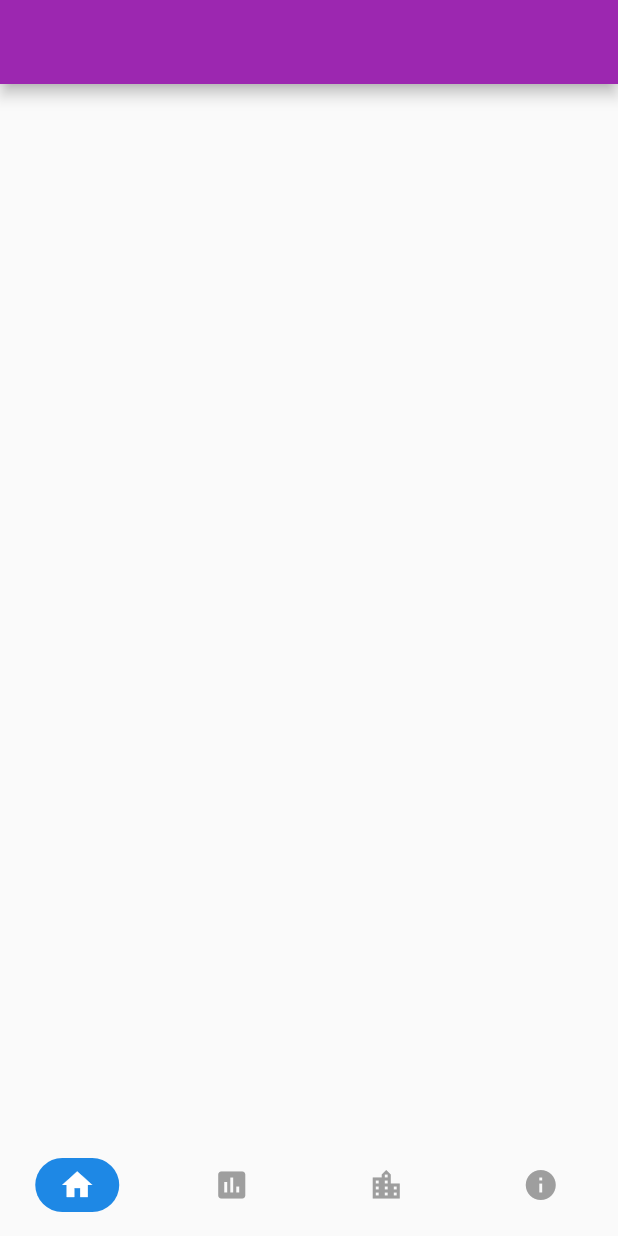
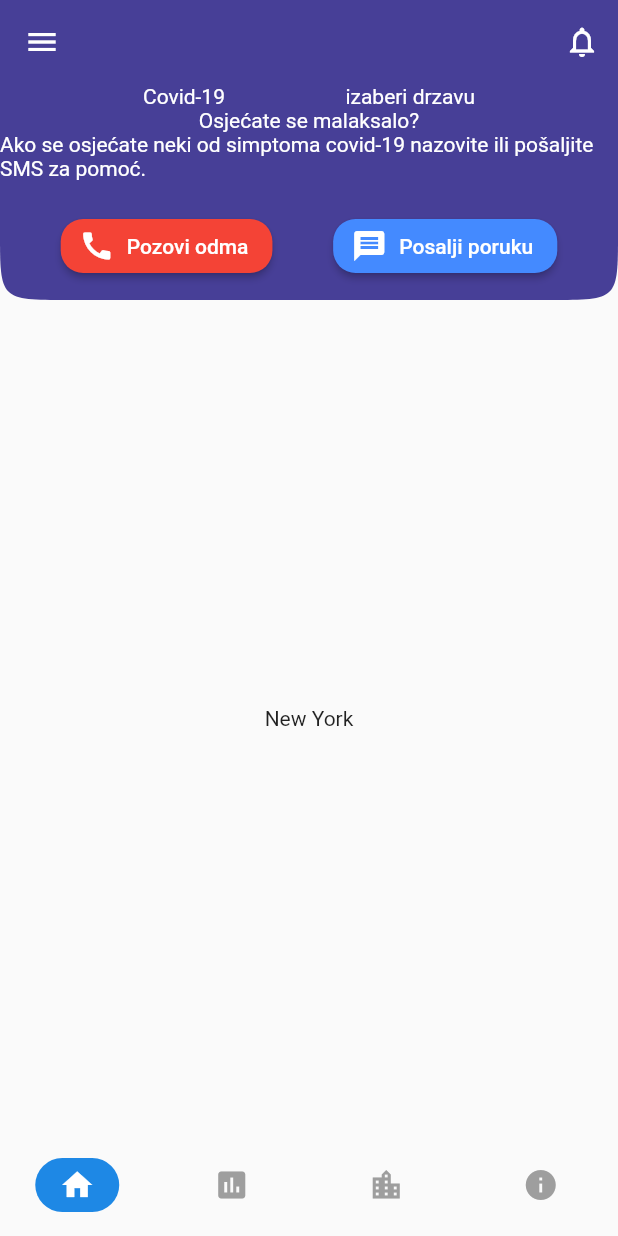
Before and after one commit to suljevicsemir/covid_19_tracker, a Flutter app: the screen it shows after launch, on a phone screen of 412 x 824 dp. Run offline on Flutter 3.47's test engine with Material 2 defaults, Android fonts, the phone set to English and light mode, and no system bars.

Commit message:
3. Komit: Sređena funkcionalnost AppBar - a. Ostaje još srediti izgled.

```diff
--- a/lib/custom_app_bar.dart
+++ b/lib/custom_app_bar.dart
@@ -1,17 +1,34 @@
+import 'package:covid_19_tracker/palette.dart';
 import 'package:flutter/cupertino.dart';
 import 'package:flutter/material.dart';
 class CustomAppBar extends StatelessWidget implements PreferredSizeWidget {
   final double _prefferedHeight = 100;
   @override
   Widget build(BuildContext context) {
-    // TODO: implement build
-    return AppBar(
-      backgroundColor: ,
+    return Container(
+      color: Palette.primaryColor,
+      height: _prefferedHeight,
+      child: Row(
+        children: <Widget>[
+            Material(
+              color: Palette.primaryColor,
+              child: IconButton(
+                icon: Icon(Icons.menu), onPressed: () {  },
+
+              ),
+            ),
+
+
+          IconButton(
+            icon: Icon(Icons.notifications_none), onPressed: () {  },
+          )
+        ],
+      ),
     );
   }
 
   @override
   // TODO: implement preferredSize
-  Size get preferredSize => Size.fromHeight(height);
+  Size get preferredSize => Size.fromHeight(_prefferedHeight);
 
 }
--- a/lib/home.dart
+++ b/lib/home.dart
@@ -1,3 +1,4 @@
+import 'package:covid_19_tracker/palette.dart';
 import 'package:flutter/cupertino.dart';
 import 'package:flutter/material.dart';
 class Home extends StatefulWidget {
@@ -8,14 +9,126 @@ class Home extends StatefulWidget {
 class _HomeState extends State<Home> {
 
   int _selectedPosition = 0;
+    var top = 0.0;
+
+    _funkcija() {
+      if( top == MediaQuery.of(context).padding.top + kToolbarHeight) {
+        return Text('Covid19');
+
+      }
+
+      return Text('');
+    }
+
+  _nested() {
+    return NestedScrollView(
+      headerSliverBuilder: (context, isScrolled) {
+        return <Widget>[
+            SliverAppBar(
+              backgroundColor: Palette.primaryColor,
+              expandedHeight: 200.0,
+              floating: false,
+              pinned: true,
+              shape: ContinuousRectangleBorder(
+                  borderRadius: BorderRadius.only(
+                    bottomLeft: Radius.circular(45.0),
+                    bottomRight: Radius.circular(45.0)
+                  )
+              ),
+              flexibleSpace: LayoutBuilder(
+                builder: (BuildContext context, BoxConstraints constraints) {
+                  top = constraints.biggest.height;
+                  print(top.toString());
+                 return  FlexibleSpaceBar(
+                   centerTitle: true,
+                    title: _funkcija(),
+                    background: Container(
+                      decoration: BoxDecoration(color: Palette.primaryColor,
+                          borderRadius: BorderRadius.only(
+                              bottomRight: Radius.circular(60.0),
+                              bottomLeft: Radius.circular(80.0)
+                          )
+                      ),
+                      child: Column(
+                        children: <Widget>[
+                          AppBar(
+                            leading: IconButton(icon: Icon(Icons.menu), color: Colors.white, onPressed: () {  },),
+                            elevation: 0.0,
+                            backgroundColor: Palette.primaryColor,
+                            actions: <Widget>[
+                              IconButton(icon: Icon(Icons.notifications_none), color: Colors.white, onPressed: () {  },),
+                            ],
+                          ),
+                          Row(
+                            mainAxisAlignment: MainAxisAlignment.spaceEvenly,
+                            children: <Widget>[
+                              Padding(
+                                padding: EdgeInsets.only(left: 15.0),
+                                child: Text(
+                                  'Covid-19', style: TextStyle(color: Colors.white),
+                                ),
+                              ),
+                              //ovdje ide dropdown button
+                              Padding(
+                                padding: const EdgeInsets.only(right: 15.0),
+                                child: Text('izaberi drzavu', style: TextStyle(color: Colors.white),),
+                              )
+                            ],
+                          ),
+                          Text(
+                            'Osjećate se malaksalo?', style: TextStyle(color: Colors.white),
+                          ),
+                          Text(
+                            'Ako se osjećate neki od simptoma covid-19 nazovite ili pošaljite SMS za pomoć.',
+                            style: TextStyle(color: Colors.white),
+                          ),
+                          SizedBox( height: 20.0,),
+                          Row(
+                            mainAxisAlignment: MainAxisAlignment.spaceEvenly,
+                            children: <Widget>[
+                              RaisedButton.icon(
+                                shape: RoundedRectangleBorder(
+                                    borderRadius: BorderRadius.circular(15.0)
+                                ),
+                                color: Colors.red, onPressed: () {}, label: Text('Pozovi odma', style: TextStyle(color: Colors.white),), icon: Icon(Icons.call, color: Colors.white,),
+
+                              ),
+                              RaisedButton.icon(
+                                shape: RoundedRectangleBorder(
+                                    borderRadius: BorderRadius.circular(15.0)
+                                ),
+                                color: Colors.blueAccent , onPressed: () {  }, icon: Icon(Icons.message, color: Colors.white,), label: Text('Posalji poruku', style: TextStyle(color: Colors.white),),
+
+                              )
+                            ],
+                          )
+
+                        ],
+                      ),
+
+                    ),
+                  );
+                }
+              )
+
+
+            ),
+
+        ];
+      },
+      body: Center(
+        child: Text('New York'),
+      ),
+    );
+  }
+
 
   @override
   Widget build(BuildContext context) {
     return Scaffold(
-      appBar: AppBar(
-        backgroundColor: Colors.purple,
 
-      ),
+      body: _nested(),
+
       bottomNavigationBar: _buildBottomAppBar(),
 
     );
--- a/pubspec.yaml
+++ b/pubspec.yaml
@@ -43,8 +43,8 @@ flutter:
   uses-material-design: true
 
   # To add assets to your application, add an assets section, like this:
-  # assets:
-  #   - images/a_dot_burr.jpeg
+  assets:
+    - images/
   #   - images/a_dot_ham.jpeg
 
   # An image asset can refer to one or more resolution-specific "variants", see
```
Also changed, not shown: images/new_york.jpg (added).
